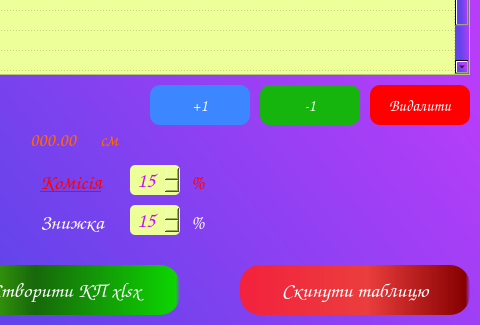
This is BendingPriceCalc.ui in VitaliyBychevoy/BendingToolsPriceCalc as Qt 5 draws it before an edit; both pictures show x 340 to 820 and y 555 to 880 of the 820 by 880 pixel window. The edited form follows.
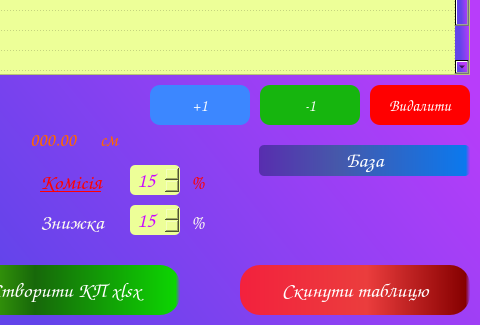
This is the edited form.

Commit message: add button db for ui

```diff
--- a/BendingPriceCalc.ui
+++ b/BendingPriceCalc.ui
@@ -1693,6 +1693,36 @@
      <string>Видалити</string>
     </property>
    </widget>
+   <widget class="QPushButton" name="db_button">
+    <property name="geometry">
+     <rect>
+      <x>599</x>
+      <y>700</y>
+      <width>211</width>
+      <height>31</height>
+     </rect>
+    </property>
+    <property name="font">
+     <font>
+      <family>Comic Sans MS</family>
+      <pointsize>16</pointsize>
+     </font>
+    </property>
+    <property name="styleSheet">
+     <string notr="true">QPushButton {
+color:white;
+background-color: qlineargradient(spread:pad, x1:0, y1:0, x2:1, y2:0, stop:0 rgba(88, 45, 175, 255), stop:0.369318 rgba(70, 88, 170, 255), stop:0.98 rgba(11, 121, 238, 255), stop:1 rgba(0, 0, 0, 0));
+border-radius: 5px;
+}
+
+QPushButton:hover {
+    background-color:  rgb(48, 221, 255);
+}</string>
+    </property>
+    <property name="text">
+     <string>База</string>
+    </property>
+   </widget>
   </widget>
  </widget>
  <resources/>
```
